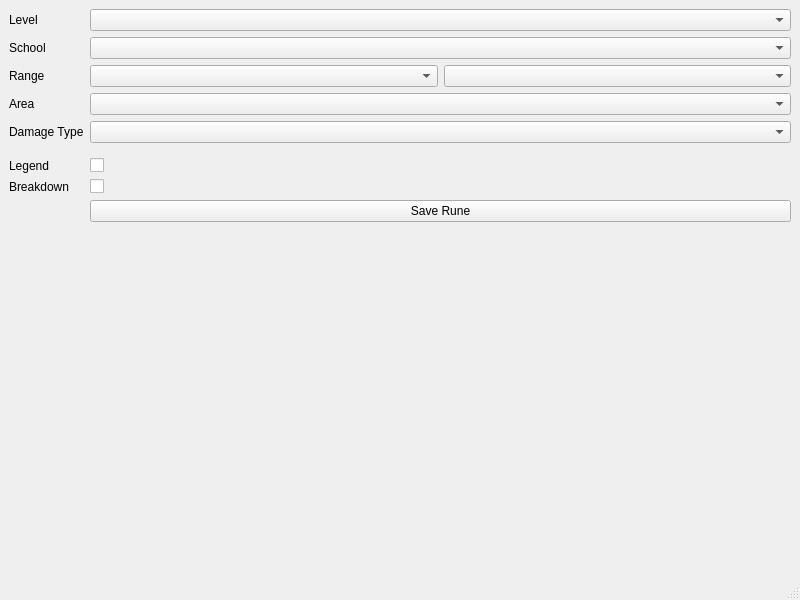
Before: the Qt Designer form ui/MainWindow.ui in Duke-Archibald/SpellWritingGuideGui, drawn with Qt 5.
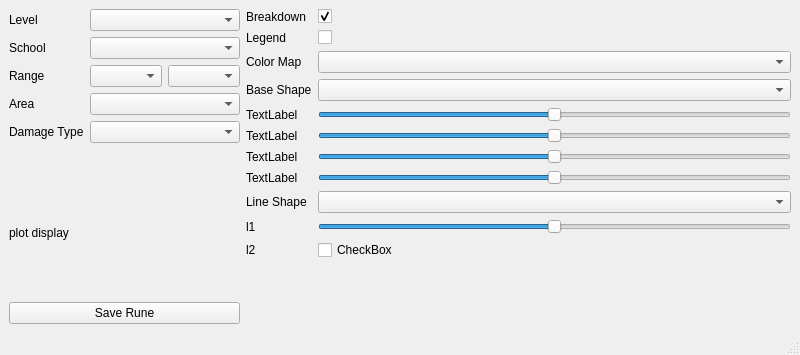
After: the same form once the commit is applied.

```diff
--- a/ui/MainWindow.ui
+++ b/ui/MainWindow.ui
@@ -7,7 +7,7 @@
     <x>0</x>
     <y>0</y>
     <width>800</width>
-    <height>600</height>
+    <height>355</height>
    </rect>
   </property>
   <property name="windowTitle">
@@ -44,6 +44,16 @@
         </property>
        </widget>
       </item>
+      <item row="2" column="1">
+       <layout class="QHBoxLayout" name="horizontalLayout">
+        <item>
+         <widget class="QComboBox" name="cb_range_distance"/>
+        </item>
+        <item>
+         <widget class="QComboBox" name="cb_range_form"/>
+        </item>
+       </layout>
+      </item>
       <item row="3" column="0">
        <widget class="QLabel" name="label_4">
         <property name="text">
@@ -64,62 +74,208 @@
       <item row="4" column="1">
        <widget class="QComboBox" name="cb_dtype"/>
       </item>
-      <item row="5" column="0">
+      <item row="6" column="0">
        <widget class="Line" name="line">
         <property name="orientation">
          <enum>Qt::Horizontal</enum>
         </property>
        </widget>
       </item>
-      <item row="6" column="0">
+     </layout>
+    </item>
+    <item row="0" column="1" rowspan="2">
+     <layout class="QFormLayout" name="formLayout_2">
+      <item row="0" column="0">
+       <widget class="QLabel" name="label_7">
+        <property name="text">
+         <string>Breakdown</string>
+        </property>
+       </widget>
+      </item>
+      <item row="0" column="1">
+       <widget class="QCheckBox" name="checkb_breakdown">
+        <property name="text">
+         <string/>
+        </property>
+        <property name="checked">
+         <bool>true</bool>
+        </property>
+       </widget>
+      </item>
+      <item row="1" column="0">
        <widget class="QLabel" name="label_6">
         <property name="text">
          <string>Legend</string>
         </property>
        </widget>
       </item>
+      <item row="1" column="1">
+       <widget class="QCheckBox" name="checkb_legend">
+        <property name="text">
+         <string/>
+        </property>
+       </widget>
+      </item>
+      <item row="2" column="0">
+       <widget class="QLabel" name="label_8">
+        <property name="text">
+         <string>Color Map</string>
+        </property>
+       </widget>
+      </item>
+      <item row="2" column="1">
+       <widget class="QComboBox" name="cb_colormaps"/>
+      </item>
+      <item row="3" column="0">
+       <widget class="QLabel" name="label_10">
+        <property name="text">
+         <string>Base Shape</string>
+        </property>
+       </widget>
+      </item>
+      <item row="3" column="1">
+       <widget class="QComboBox" name="cb_base_shape"/>
+      </item>
+      <item row="4" column="0">
+       <widget class="QLabel" name="labelbase_1">
+        <property name="text">
+         <string>TextLabel</string>
+        </property>
+       </widget>
+      </item>
+      <item row="5" column="0">
+       <widget class="QLabel" name="labelbase_2">
+        <property name="text">
+         <string>TextLabel</string>
+        </property>
+       </widget>
+      </item>
+      <item row="6" column="0">
+       <widget class="QLabel" name="labelbase_3">
+        <property name="text">
+         <string>TextLabel</string>
+        </property>
+       </widget>
+      </item>
       <item row="7" column="0">
-       <widget class="QLabel" name="label_7">
+       <widget class="QLabel" name="labelbase_4">
         <property name="text">
-         <string>Breakdown</string>
+         <string>TextLabel</string>
+        </property>
+       </widget>
+      </item>
+      <item row="8" column="0">
+       <widget class="QLabel" name="label_11">
+        <property name="text">
+         <string>Line Shape</string>
         </property>
        </widget>
       </item>
       <item row="8" column="1">
-       <widget class="QPushButton" name="pb_create_rune">
-        <property name="text">
-         <string>Save Rune</string>
+       <widget class="QComboBox" name="cb_line_shape"/>
+      </item>
+      <item row="4" column="1">
+       <widget class="QSlider" name="hs_base_1">
+        <property name="minimum">
+         <number>-99</number>
         </property>
+        <property name="orientation">
+         <enum>Qt::Horizontal</enum>
+        </property>
        </widget>
       </item>
-      <item row="2" column="1">
-       <layout class="QHBoxLayout" name="horizontalLayout">
-        <item>
-         <widget class="QComboBox" name="cb_range_distance"/>
-        </item>
-        <item>
-         <widget class="QComboBox" name="cb_range_form"/>
-        </item>
-       </layout>
+      <item row="5" column="1">
+       <widget class="QSlider" name="hs_base_2">
+        <property name="minimum">
+         <number>-99</number>
+        </property>
+        <property name="orientation">
+         <enum>Qt::Horizontal</enum>
+        </property>
+       </widget>
       </item>
       <item row="6" column="1">
-       <widget class="QCheckBox" name="checkb_legend">
-        <property name="text">
-         <string/>
+       <widget class="QSlider" name="hs_base_3">
+        <property name="minimum">
+         <number>-99</number>
+        </property>
+        <property name="orientation">
+         <enum>Qt::Horizontal</enum>
         </property>
        </widget>
       </item>
       <item row="7" column="1">
-       <widget class="QCheckBox" name="checkb_breakdown">
+       <widget class="QSlider" name="hs_base_4">
+        <property name="minimum">
+         <number>-99</number>
+        </property>
+        <property name="orientation">
+         <enum>Qt::Horizontal</enum>
+        </property>
+       </widget>
+      </item>
+      <item row="9" column="0">
+       <widget class="QLabel" name="labelline_1">
         <property name="text">
-         <string/>
+         <string>l1</string>
+        </property>
+       </widget>
+      </item>
+      <item row="10" column="0">
+       <widget class="QLabel" name="labelline_2">
+        <property name="text">
+         <string>l2</string>
+        </property>
+       </widget>
+      </item>
+      <item row="9" column="1">
+       <widget class="QSlider" name="hs_line_1">
+        <property name="minimum">
+         <number>-999</number>
+        </property>
+        <property name="maximum">
+         <number>999</number>
+        </property>
+        <property name="value">
+         <number>0</number>
+        </property>
+        <property name="orientation">
+         <enum>Qt::Horizontal</enum>
+        </property>
+        <property name="invertedAppearance">
+         <bool>false</bool>
+        </property>
+        <property name="invertedControls">
+         <bool>false</bool>
+        </property>
+       </widget>
+      </item>
+      <item row="10" column="1">
+       <widget class="QCheckBox" name="hs_line_2">
+        <property name="text">
+         <string>CheckBox</string>
         </property>
        </widget>
       </item>
      </layout>
     </item>
     <item row="1" column="0">
-     <layout class="QVBoxLayout" name="vl_1"/>
+     <layout class="QVBoxLayout" name="vl_1">
+      <item>
+       <widget class="QLabel" name="label_9">
+        <property name="text">
+         <string>plot display</string>
+        </property>
+       </widget>
+      </item>
+      <item>
+       <widget class="QPushButton" name="pb_create_rune">
+        <property name="text">
+         <string>Save Rune</string>
+        </property>
+       </widget>
+      </item>
+     </layout>
     </item>
    </layout>
   </widget>
```
